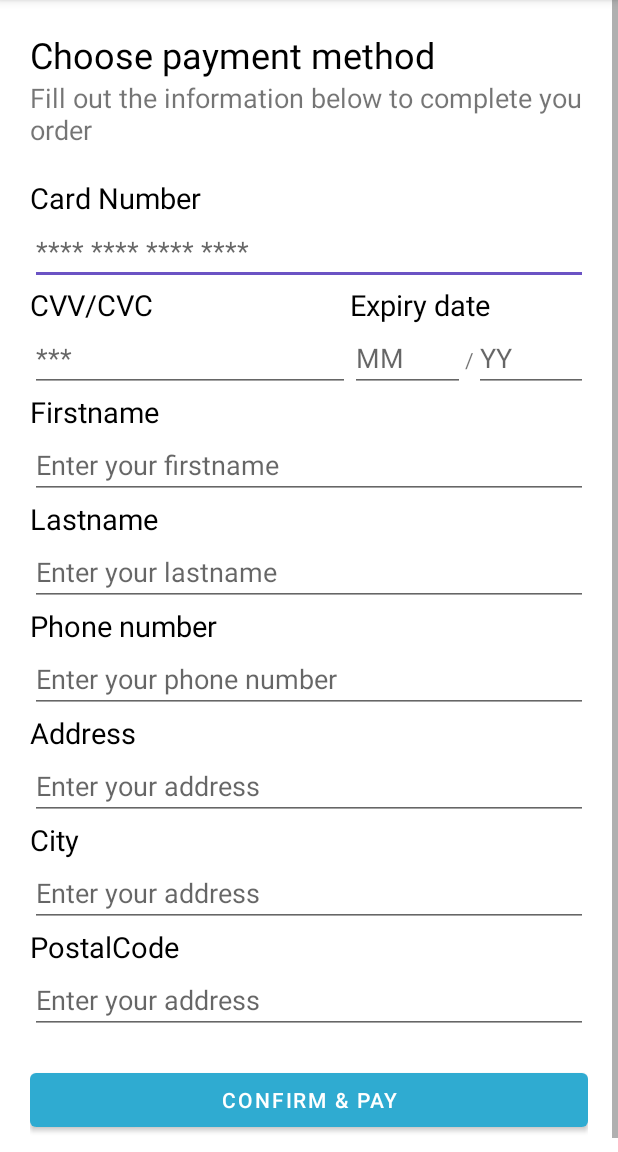
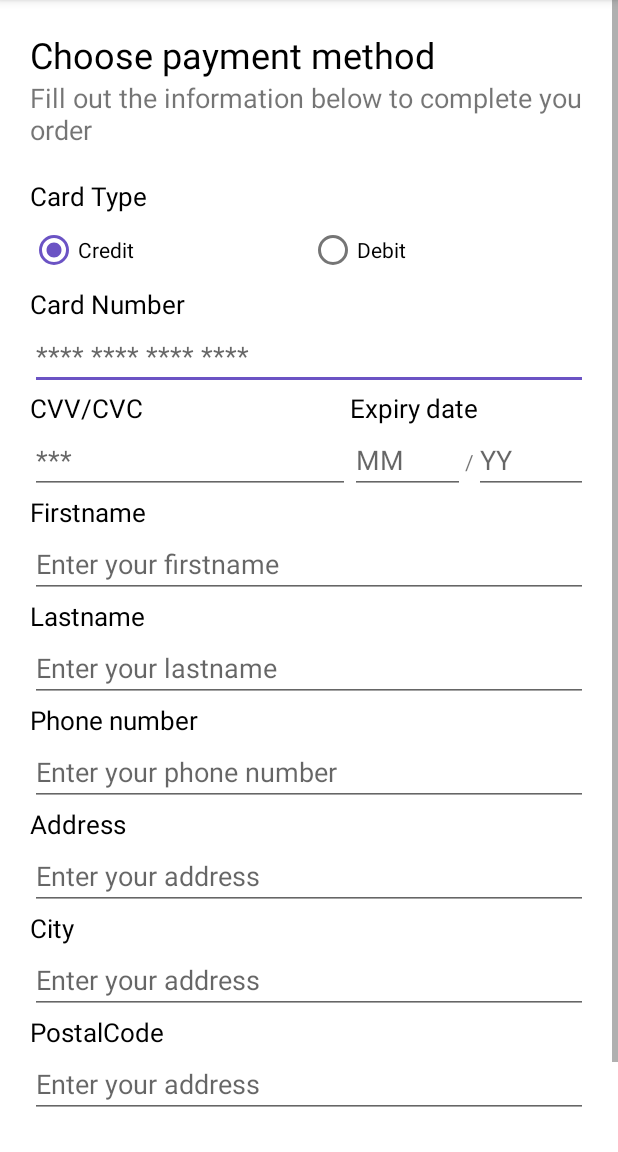
Before and after one commit to jovichenmcintyrecentenial/android_assignment_2, an Android app: the CheckOutActivity screen opened directly, with no data from a screen before it, on a phone screen of 412 x 824 dp, the part 84-1236 px from its top. Run offline under Robolectric (Android 15) with nearby library versions, the phone set to English and light mode, and no system bars.

Commit message:
add card type on checkout page

```diff
--- a/app/src/main/java/com/centennial/jovichenmcintyre_mapd711_001_assignment2/models/PhoneCheckOut.kt
+++ b/app/src/main/java/com/centennial/jovichenmcintyre_mapd711_001_assignment2/models/PhoneCheckOut.kt
@@ -1,8 +1,10 @@
 package com.centennial.jovichenmcintyre_mapd711_001_assignment2.models
 
+import com.centennial.jovichenmcintyre_mapd711_001_assignment2.enumerators.CardType
 import java.util.*
 
 class PhoneCheckOut (phone:Phone) {
+    var cardType: CardType? = null
     var phone = phone
     var color:String? = null
     var cardNumber:String? = null
--- a/app/src/main/res/layout/activity_check_out.xml
+++ b/app/src/main/res/layout/activity_check_out.xml
@@ -24,6 +24,29 @@
             android:layout_marginBottom="@dimen/bottom_margin_instruction"
             style="@style/sub_instructions" />
 
+        <TextView
+            style="@style/checkout_text_view_style"
+            android:text="Card Type" />
+        <RadioGroup
+            android:layout_width="match_parent"
+            android:orientation="horizontal"
+            android:layout_height="wrap_content">
+            <RadioButton
+                android:checked="true"
+                android:id="@+id/credit"
+                android:layout_weight="1"
+                android:layout_width="match_parent"
+                android:layout_height="wrap_content"
+                android:onClick="onSelectRadioButton"
+                android:text="Credit" />
+            <RadioButton
+                android:layout_weight="1"
+                android:id="@+id/debit"
+                android:layout_width="match_parent"
+                android:layout_height="wrap_content"
+                android:onClick="onSelectRadioButton"
+                android:text="Debit" />
+        </RadioGroup>
 
         <TextView
             style="@style/checkout_text_view_style"
--- a/app/src/main/res/values/dimens.xml
+++ b/app/src/main/res/values/dimens.xml
@@ -2,7 +2,7 @@
 <resources>
     <dimen name="bottom_margin_instruction">20dp</dimen>
     <dimen name="page_margins">50dp</dimen>
-    <dimen name="labelTextSize">19sp</dimen>
+    <dimen name="labelTextSize">17sp</dimen>
     <dimen name="page_margin2">20dp</dimen>
 
 </resources>
```
Also changed, not shown: app/src/main/java/com/centennial/jovichenmcintyre_mapd711_001_assignment2/CheckOutActivity.kt (+17 -0 lines), app/src/main/java/com/centennial/jovichenmcintyre_mapd711_001_assignment2/enumerators/CardType.kt (added, +15 -0 lines).
